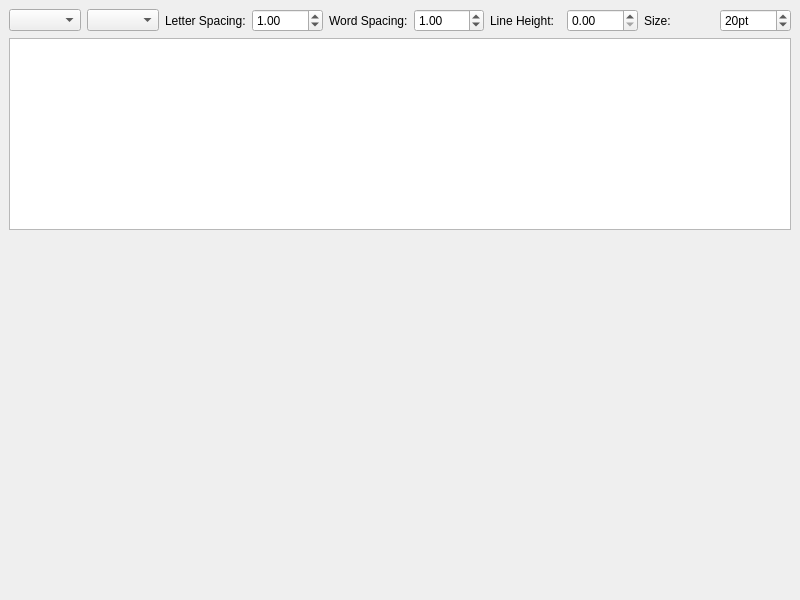
hellozee/qt-libraqm-test, file mainwindow.ui: the form before one commit.
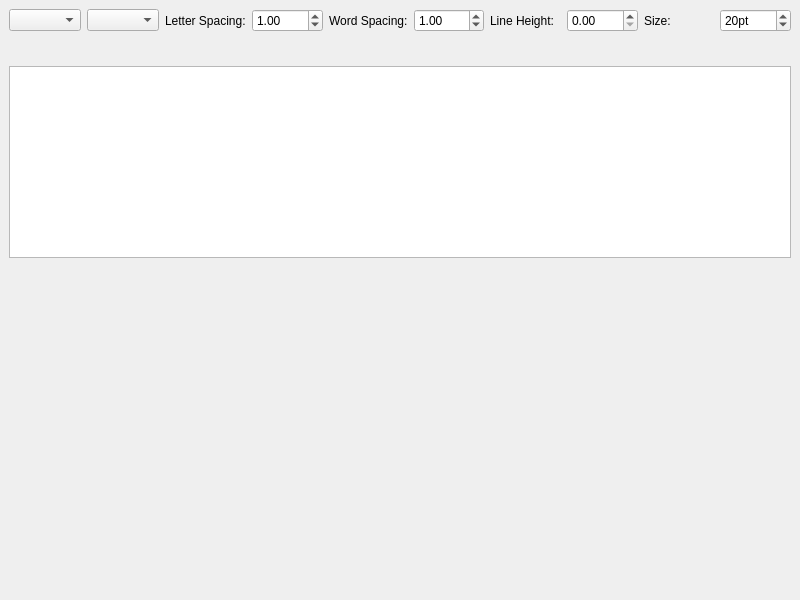
The form after the commit. Icons and pictures are not drawn. Custom widgets are drawn as their Qt base class.

```diff
--- a/mainwindow.ui
+++ b/mainwindow.ui
@@ -103,6 +103,40 @@
     <item>
      <layout class="QHBoxLayout" name="horizontalLayout"/>
     </item>
+    <item>
+     <layout class="QHBoxLayout" name="horizontalLayout_3">
+      <item>
+       <spacer name="horizontalSpacer">
+        <property name="orientation">
+         <enum>Qt::Horizontal</enum>
+        </property>
+        <property name="sizeHint" stdset="0">
+         <size>
+          <width>40</width>
+          <height>20</height>
+         </size>
+        </property>
+       </spacer>
+      </item>
+      <item>
+       <widget class="QPushButton" name="textDirection">
+        <property name="text">
+         <string/>
+        </property>
+        <property name="icon">
+         <iconset resource="resources/icons.qrc">
+          <normaloff>:/icons/text-direction.svg</normaloff>:/icons/text-direction.svg</iconset>
+        </property>
+        <property name="checkable">
+         <bool>true</bool>
+        </property>
+        <property name="flat">
+         <bool>true</bool>
+        </property>
+       </widget>
+      </item>
+     </layout>
+    </item>
     <item>
      <widget class="QPlainTextEdit" name="plainTextEdit"/>
     </item>
```
Left out of the diff: 4 changed lines with no effect on the pictures.
